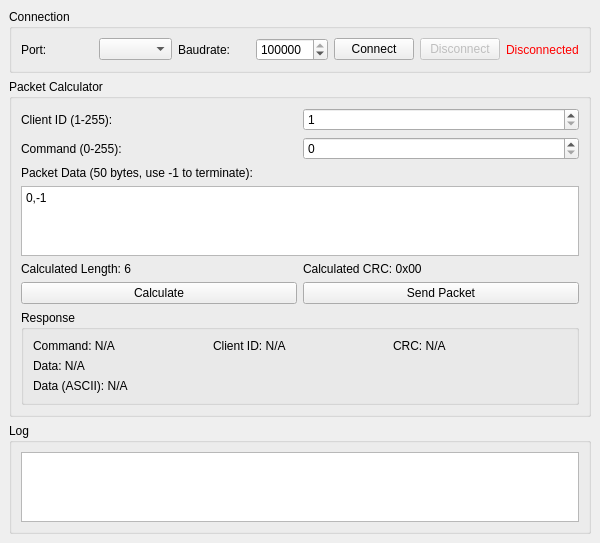
Qt form h6x_dynamic_packet_tools/src/packet_calc_gui.ui (HarvestX/h6x_dynamic_serial_interface) before a commit.
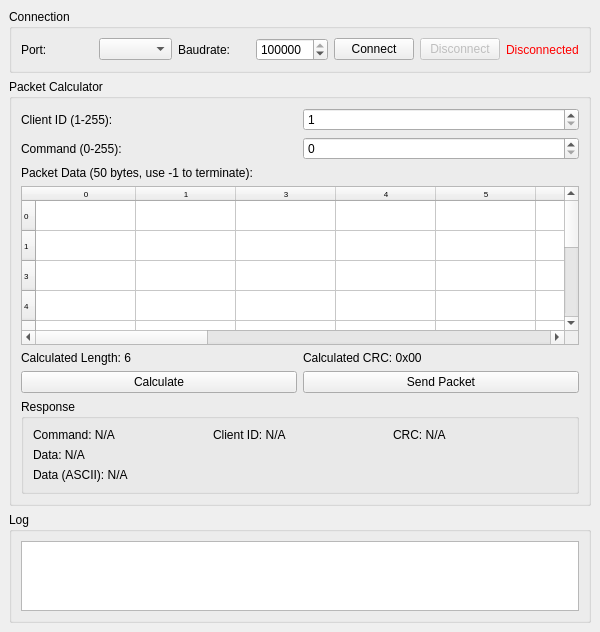
The same form after that commit.

What changed in the file:
```diff
--- a/h6x_dynamic_packet_tools/src/packet_calc_gui.ui
+++ b/h6x_dynamic_packet_tools/src/packet_calc_gui.ui
@@ -7,7 +7,7 @@
     <x>0</x>
     <y>0</y>
     <width>600</width>
-    <height>500</height>
+    <height>632</height>
    </rect>
   </property>
   <property name="windowTitle">
@@ -135,16 +135,62 @@
         </widget>
        </item>
        <item row="3" column="0" colspan="2">
-        <widget class="QTextEdit" name="packetDataTextEdit">
-         <property name="maximumSize">
-          <size>
-           <width>16777215</width>
-           <height>120</height>
-          </size>
+        <widget class="QTableWidget" name="packetDataTableWidget">
+         <property name="font">
+          <font>
+           <pointsize>6</pointsize>
+          </font>
          </property>
-         <property name="plainText">
-          <string>0,-1</string>
+         <property name="sizeAdjustPolicy">
+          <enum>QAbstractScrollArea::AdjustToContents</enum>
          </property>
+         <property name="rowCount">
+          <number>10</number>
+         </property>
+         <property name="columnCount">
+          <number>15</number>
+         </property>
+         <row>
+          <property name="text">
+           <string>0</string>
+          </property>
+         </row>
+         <row>
+          <property name="text">
+           <string>1</string>
+          </property>
+         </row>
+         <row/>
+         <row/>
+         <row/>
+         <row/>
+         <row/>
+         <row/>
+         <row/>
+         <row/>
+         <column>
+          <property name="text">
+           <string>0</string>
+          </property>
+         </column>
+         <column>
+          <property name="text">
+           <string>1</string>
+          </property>
+         </column>
+         <column/>
+         <column/>
+         <column/>
+         <column/>
+         <column/>
+         <column/>
+         <column/>
+         <column/>
+         <column/>
+         <column/>
+         <column/>
+         <column/>
+         <column/>
         </widget>
        </item>
        <item row="4" column="0">
```
Left out of the diff: 148 changed lines with no effect on the pictures.
